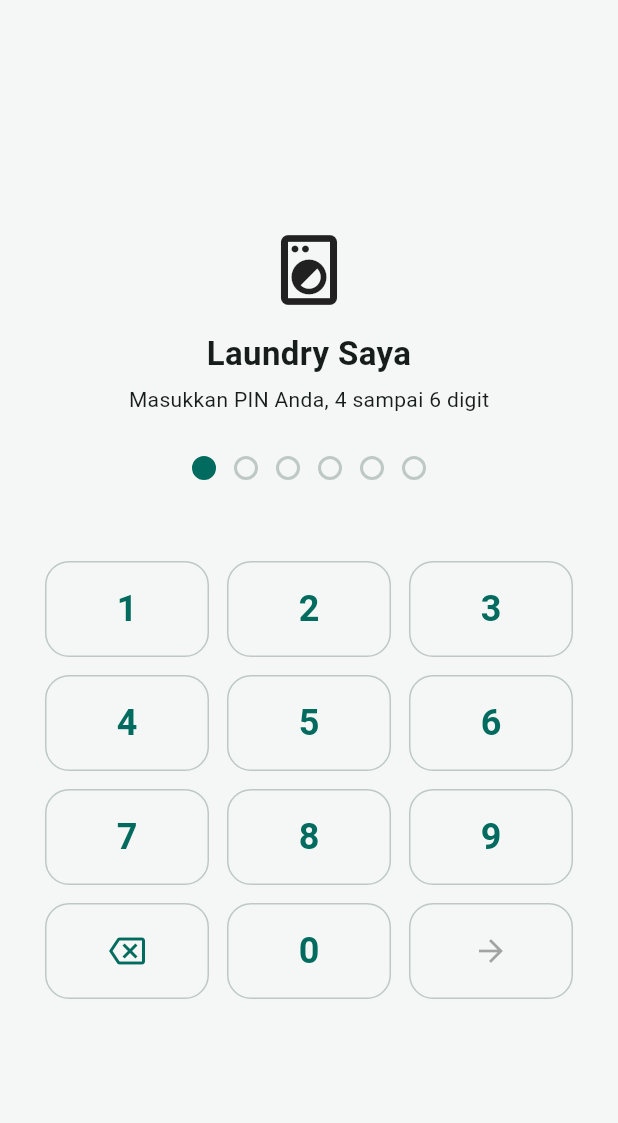
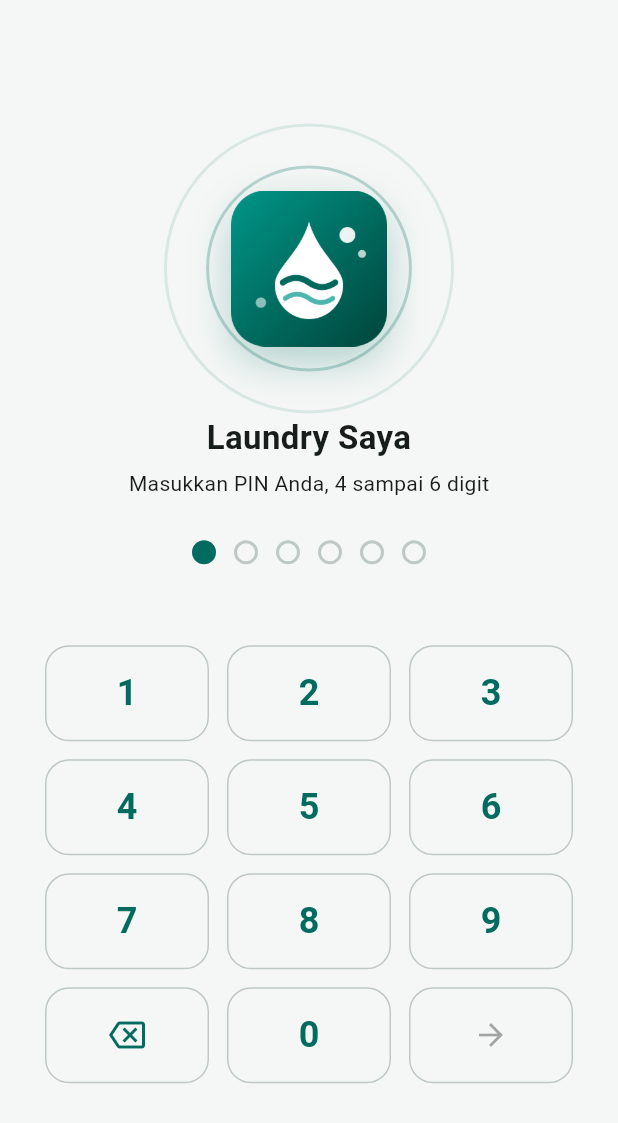
Before and after one commit to fhwattiheluw/Loundry_mobile, a Flutter app: the PinLoginScreen screen opened directly, after a tap on an icon or button, on a phone screen of 412 x 824 dp. Shown: the top 1123 px of the screen. Run offline on Flutter 3.47's test engine with Material 3 defaults, Android fonts, the phone set to English and light mode, and no system bars; our stand-ins replace connectivity_plus, csv, file_picker, fl_chart, flutter_riverpod, flutter_secure_storage and 8 more; missing offline and left inert: esc_pos_utils_plus, mobile_scanner, print_bluetooth_thermal; accounts and stored records are empty.

Commit message:
feat(login): logo Laundry Manise dan animasi di layar masuk
Logo dipasang sebagai aset aplikasi, bukan hanya ikon peluncur, sehingga
layar masuk menampilkan merek yang sama dengan yang dilihat pengguna di
layar HP mereka. Ikon Flutter bawaan di layar masuk dan di bagian versi
pada Pengaturan diganti dengan logo itu.

Animasinya tiga hal kecil dan satu aturan:
- logo membesar dan memudar masuk sekali saat layar terbuka
- dua riak air melebar bergantian di belakangnya, lambat dan tipis
- nama usaha muncul sesaat setelah logo, supaya mata berhenti di logo dulu
- titik-titik PIN bergoyang sekali disertai getaran ketika PIN salah

Aturannya: riak berhenti sama sekali bila pengguna mematikan animasi di
setelan Android. Layar masuk dilihat puluhan kali sehari oleh orang yang
sedang buru-buru, jadi animasi yang mencolok akan terasa menghalangi
setelah hari kedua.

Bila berkas logo gagal dimuat, layar masuk tetap tampil dengan ikon biasa.
Tanpa layar itu kasir tidak bisa bekerja sama sekali.

Co-Authored-By: Claude Opus 5 <noreply@anthropic.com>
Claude-Session: https://claude.ai/code/session_01Y2UnyvnBCF8gtE9bhPtXxd

```diff
--- a/lib/ui/auth/pin_login_screen.dart
+++ b/lib/ui/auth/pin_login_screen.dart
@@ -1,8 +1,12 @@
+import 'dart:math' as math;
+
 import 'package:flutter/material.dart';
+import 'package:flutter/services.dart';
 import 'package:flutter_riverpod/flutter_riverpod.dart';
 
 import '../../application/providers.dart';
 import '../../data/db/settings_keys.dart';
+import '../widgets/app_logo.dart';
 
 /// Login memakai PIN, bukan email dan kata sandi, supaya kasir bisa masuk
 /// dalam dua detik saat konter ramai.
@@ -13,7 +17,22 @@ class PinLoginScreen extends ConsumerStatefulWidget {
   ConsumerState<PinLoginScreen> createState() => _PinLoginScreenState();
 }
 
-class _PinLoginScreenState extends ConsumerState<PinLoginScreen> {
+class _PinLoginScreenState extends ConsumerState<PinLoginScreen>
+    with SingleTickerProviderStateMixin {
+  /// Getaran kecil pada titik-titik PIN saat PIN salah. Kasir yang salah
+  /// ketik biasanya sedang tidak menatap layar, jadi umpan baliknya dibuat
+  /// terasa, bukan hanya terbaca.
+  late final AnimationController _shake = AnimationController(
+    vsync: this,
+    duration: const Duration(milliseconds: 420),
+  );
+
+  @override
+  void dispose() {
+    _shake.dispose();
+    super.dispose();
+  }
+
   String _pin = '';
   bool _checking = false;
   String? _error;
@@ -45,6 +64,8 @@ class _PinLoginScreenState extends ConsumerState<PinLoginScreen> {
         _error = 'PIN salah.';
         _pin = '';
       });
+      _shake.forward(from: 0);
+      HapticFeedback.mediumImpact();
       return;
     }
 
@@ -83,8 +104,24 @@ class _PinLoginScreenState extends ConsumerState<PinLoginScreen> {
               child: Column(
                 mainAxisAlignment: MainAxisAlignment.center,
                 children: [
-                  const Icon(Icons.local_laundry_service_outlined, size: 56),
-                  const SizedBox(height: 12),
+                  const AnimatedAppLogo(size: 104),
+                  const SizedBox(height: 14),
+
+                  // Nama usaha dan petunjuk muncul sedikit setelah logo,
+                  // supaya mata berhenti dulu di logo, baru membaca.
+                  TweenAnimationBuilder<double>(
+                    tween: Tween(begin: 0, end: 1),
+                    duration: const Duration(milliseconds: 650),
+                    curve: const Interval(0.35, 1, curve: Curves.easeOut),
+                    builder: (context, t, child) => Opacity(
+                      opacity: t,
+                      child: Transform.translate(
+                        offset: Offset(0, (1 - t) * 10),
+                        child: child,
+                      ),
+                    ),
+                    child: Column(
+                      children: [
                         Text(
                           businessName,
                           style: const TextStyle(
@@ -93,8 +130,26 @@ class _PinLoginScreenState extends ConsumerState<PinLoginScreen> {
                         ),
                         const SizedBox(height: 4),
                         const Text('Masukkan PIN Anda, 4 sampai 6 digit'),
+                      ],
+                    ),
+                  ),
                   const SizedBox(height: 28),
-                  _Dots(length: _pin.length, max: _maxLength),
+
+                  AnimatedBuilder(
+                    animation: _shake,
+                    builder: (context, child) {
+                      final t = _shake.value;
+                      // Ayunan yang mengecil, bukan getaran tetap: terasa
+                      // seperti kepala menggeleng sekali, lalu berhenti.
+                      final offset =
+                          math.sin(t * math.pi * 4) * 12 * (1 - t);
+                      return Transform.translate(
+                        offset: Offset(offset, 0),
+                        child: child,
+                      );
+                    },
+                    child: _Dots(length: _pin.length, max: _maxLength),
+                  ),
                   const SizedBox(height: 12),
                   SizedBox(
                     height: 24,
--- a/lib/ui/settings/settings_screen.dart
+++ b/lib/ui/settings/settings_screen.dart
@@ -321,6 +321,15 @@ class SettingsScreen extends ConsumerWidget {
 
           const SizedBox(height: 24),
           Center(
+            child: Image.asset(
+              'assets/brand/logo.png',
+              width: 44,
+              height: 44,
+              errorBuilder: (context, _, __) => const SizedBox.shrink(),
+            ),
+          ),
+          const SizedBox(height: 8),
+          Center(
             child: Text(
               'Laundry Manise v0.1.0',
               style: TextStyle(
--- /dev/null
+++ b/lib/ui/widgets/app_logo.dart
@@ -0,0 +1,151 @@
+import 'dart:math' as math;
+
+import 'package:flutter/material.dart';
+
+/// Logo Laundry Manise dengan riak air yang berdenyut pelan di belakangnya.
+///
+/// Riaknya sengaja lambat dan tipis. Layar masuk dilihat puluhan kali sehari
+/// oleh orang yang sedang buru-buru; animasi yang mencolok akan terasa
+/// menghalangi setelah hari kedua.
+class AnimatedAppLogo extends StatefulWidget {
+  const AnimatedAppLogo({super.key, this.size = 104});
+
+  final double size;
+
+  @override
+  State<AnimatedAppLogo> createState() => _AnimatedAppLogoState();
+}
+
+class _AnimatedAppLogoState extends State<AnimatedAppLogo>
+    with TickerProviderStateMixin {
+  late final AnimationController _entrance = AnimationController(
+    vsync: this,
+    duration: const Duration(milliseconds: 700),
+  )..forward();
+
+  late final AnimationController _ripple = AnimationController(
+    vsync: this,
+    duration: const Duration(milliseconds: 2800),
+  );
+
+  @override
+  void initState() {
+    super.initState();
+    // Pengulangan dinyalakan di frame pertama, bukan di sini, supaya bisa
+    // dibatalkan bila pengguna mematikan animasi di setelan Android.
+    WidgetsBinding.instance.addPostFrameCallback((_) {
+      if (!mounted) return;
+      if (!MediaQuery.of(context).disableAnimations) _ripple.repeat();
+    });
+  }
+
+  @override
+  void dispose() {
+    _entrance.dispose();
+    _ripple.dispose();
+    super.dispose();
+  }
+
+  @override
+  Widget build(BuildContext context) {
+    final scheme = Theme.of(context).colorScheme;
+    final reduced = MediaQuery.of(context).disableAnimations;
+
+    final grow = CurvedAnimation(parent: _entrance, curve: Curves.easeOutBack);
+    final fade = CurvedAnimation(parent: _entrance, curve: Curves.easeOut);
+
+    final logo = Container(
+      width: widget.size,
+      height: widget.size,
+      decoration: BoxDecoration(
+        borderRadius: BorderRadius.circular(widget.size * 0.22),
+        boxShadow: [
+          BoxShadow(
+            color: scheme.primary.withValues(alpha: 0.28),
+            blurRadius: 24,
+            offset: const Offset(0, 10),
+          ),
+        ],
+      ),
+      child: Image.asset(
+        'assets/brand/logo.png',
+        width: widget.size,
+        height: widget.size,
+        // Logo gagal dimuat tidak boleh membuat layar masuk kosong, karena
+        // tanpa layar ini kasir tidak bisa bekerja sama sekali.
+        errorBuilder: (context, _, __) => Icon(
+          Icons.local_laundry_service_outlined,
+          size: widget.size * 0.7,
+          color: scheme.primary,
+        ),
+      ),
+    );
+
+    return SizedBox(
+      width: widget.size * 2,
+      height: widget.size * 1.6,
+      child: Stack(
+        alignment: Alignment.center,
+        children: [
+          if (!reduced)
+            AnimatedBuilder(
+              animation: _ripple,
+              builder: (context, _) => CustomPaint(
+                size: Size(widget.size * 2, widget.size * 1.6),
+                painter: _RipplePainter(
+                  progress: _ripple.value,
+                  color: scheme.primary,
+                  innerRadius: widget.size * 0.6,
+                ),
+              ),
+            ),
+          FadeTransition(
+            opacity: fade,
+            child: ScaleTransition(
+              scale: Tween<double>(begin: 0.72, end: 1).animate(grow),
+              child: logo,
+            ),
+          ),
+        ],
+      ),
+    );
+  }
+}
+
+/// Dua lingkaran yang melebar bergantian, seperti riak di permukaan air.
+class _RipplePainter extends CustomPainter {
+  const _RipplePainter({
+    required this.progress,
+    required this.color,
+    required this.innerRadius,
+  });
+
+  final double progress;
+  final Color color;
+  final double innerRadius;
+
+  @override
+  void paint(Canvas canvas, Size size) {
+    final center = Offset(size.width / 2, size.height / 2);
+
+    for (var i = 0; i < 2; i++) {
+      // Riak kedua tertinggal setengah putaran dari yang pertama.
+      final t = (progress + i * 0.5) % 1.0;
+      final radius = innerRadius + t * innerRadius * 0.9;
+      final opacity = (1 - t) * 0.28;
+
+      canvas.drawCircle(
+        center,
+        radius,
+        Paint()
+          ..style = PaintingStyle.stroke
+          ..strokeWidth = 2
+          ..color = color.withValues(alpha: math.max(0, opacity)),
+      );
+    }
+  }
+
+  @override
+  bool shouldRepaint(_RipplePainter old) =>
+      old.progress != progress || old.color != color;
+}
--- a/pubspec.yaml
+++ b/pubspec.yaml
@@ -71,3 +71,7 @@ dev_dependencies:
 
 flutter:
   uses-material-design: true
+
+  assets:
+    # Logo aplikasi, dipakai di layar masuk. Sumber SVG-nya ada di design/.
+    - assets/brand/
```
Also changed, not shown: assets/brand/logo.png (added). Lines whose indentation alone changed are shown as unchanged.
